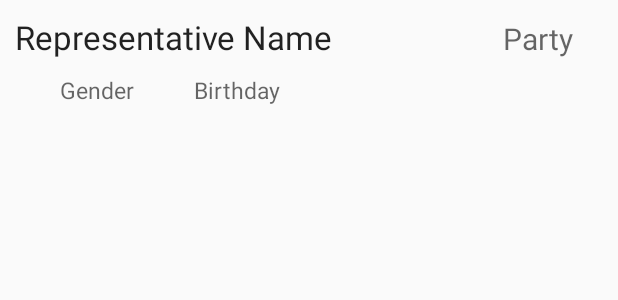
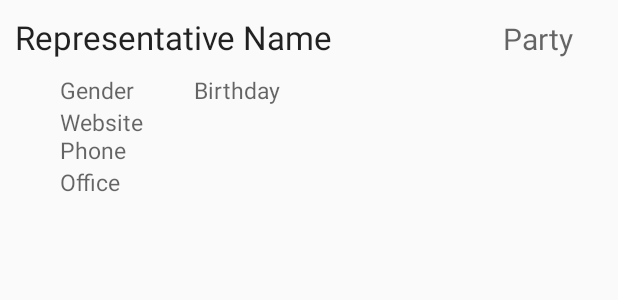
Before and after one commit to archubongale/Android-Congress-App, an Android app: the layout representative_list.xml on its own in the app's theme, with its tools: preview values and no code run, on a phone screen of 412 x 824 dp. Shown: the top 300 px of the screen. Run offline under Robolectric (Android 15) with nearby library versions, the phone set to English and light mode, and no system bars.

Commit message:
Added website,phone and office of representatives

```diff
--- a/app/src/main/res/layout/representative_list.xml
+++ b/app/src/main/res/layout/representative_list.xml
@@ -52,4 +52,38 @@
         android:layout_marginLeft="40dp"
         android:layout_marginStart="40dp"/>
 
+    <TextView
+        android:layout_width="wrap_content"
+        android:layout_height="wrap_content"
+        android:textAppearance="?android:attr/textAppearanceMedium"
+        android:text="Phone"
+        android:id="@+id/repPhone"
+        android:textSize="15sp"
+        android:layout_below="@+id/repName"
+        android:layout_marginTop="40dp"
+        android:layout_marginLeft="40dp"/>
+
+    <TextView
+        android:layout_width="wrap_content"
+        android:layout_height="wrap_content"
+        android:textAppearance="?android:attr/textAppearanceMedium"
+        android:text="Website"
+        android:textSize="15sp"
+        android:id="@+id/repWebsite"
+        android:layout_marginLeft="40dp"
+        android:layout_marginStart="40dp"
+        android:layout_below="@+id/repBirthday"/>
+
+    <TextView
+        android:layout_width="wrap_content"
+        android:layout_height="wrap_content"
+        android:textAppearance="?android:attr/textAppearanceMedium"
+        android:text="Office"
+        android:id="@+id/repOffice"
+        android:textSize="15sp"
+        android:layout_below="@+id/repPhone"
+        android:layout_alignLeft="@+id/repPhone"
+        android:layout_alignStart="@+id/repPhone"/>
+
+
 </RelativeLayout>
--- a/app/src/main/res/values/strings.xml
+++ b/app/src/main/res/values/strings.xml
@@ -7,4 +7,6 @@
     <string name="error_message">There was an error. Please try again.</string>
     <string name="error_ok_button_text">OK</string>
     <string name="network_unavailable_message">Network is unavailable</string>
+    <string name="title_activity_rep_detail">RepDetailActivity</string>
+    <string name="title_activity_web_site">WebSiteActivity</string>
 </resources>
```
Also changed, not shown: app/src/main/AndroidManifest.xml (+11 -3 lines), app/src/main/java/com/example/archana/congress/WebSiteActivity.java (added, +37 -0 lines), app/src/main/java/com/example/archana/congress/adapters/RepAdapter.java (+9 -0 lines), app/src/main/java/com/example/archana/congress/models/Representative.java (+27 -0 lines), app/src/main/java/com/example/archana/congress/ui/MainActivity.java (+8 -0 lines), app/src/main/res/layout/activity_main.xml (+3 -5 lines), app/src/main/res/layout/activity_web_site.xml (added, +11 -0 lines), app/src/main/res/menu/menu_rep_detail.xml (added, +9 -0 lines), app/src/main/res/menu/menu_web_site.xml (added, +9 -0 lines), 2 other files.
